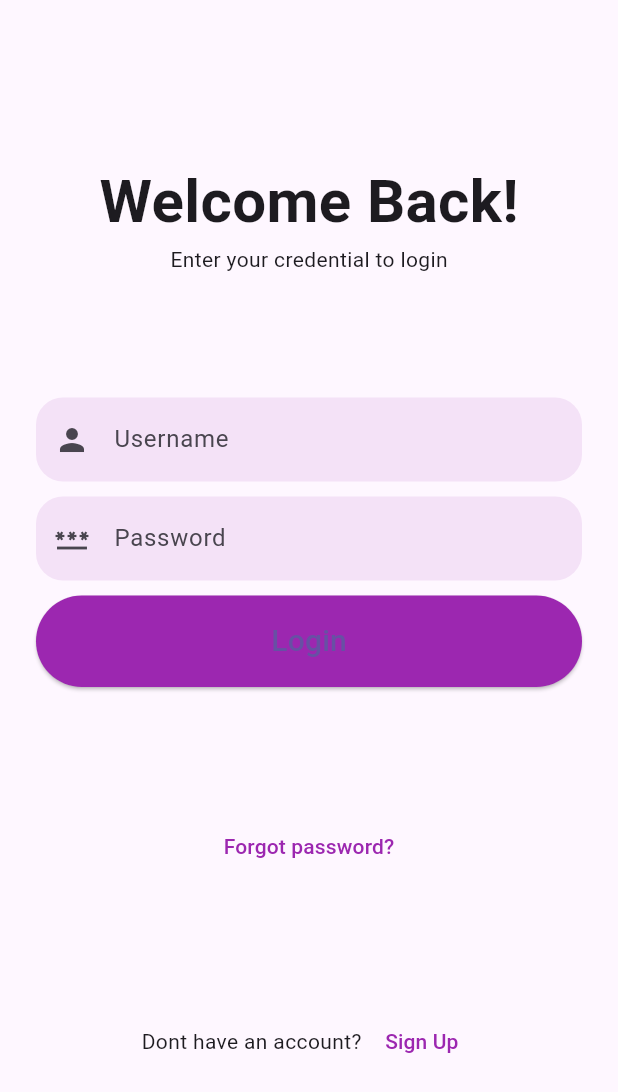
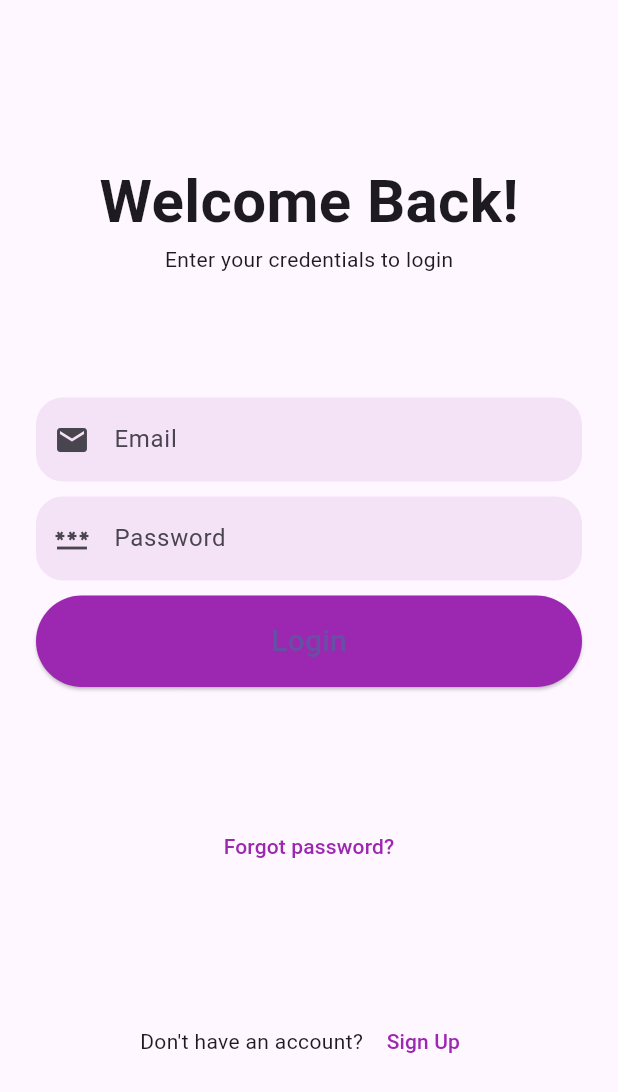
Before and after one commit to AzhaQari/eatery_v2, a Flutter app: the screen it shows after launch, on a phone screen of 412 x 824 dp. Shown: the top 1092 px of the screen. Run offline on Flutter 3.47's test engine with Material 3 defaults, Android fonts, the phone set to English and light mode, and no system bars; our stand-ins replace firebase_auth, firebase_core; missing offline and left inert: algolia; accounts and stored records are empty.

Commit message:
Add functionality that allows users to sign up and log in with their account credentials

```diff
--- a/lib/screens/login_screen.dart
+++ b/lib/screens/login_screen.dart
@@ -1,7 +1,8 @@
 import 'package:flutter/material.dart';
+import 'package:firebase_auth/firebase_auth.dart';
 
 class LoginPage extends StatelessWidget {
-  const LoginPage({super.key});
+  const LoginPage({Key? key}) : super(key: key);
 
   @override
   Widget build(BuildContext context) {
@@ -24,40 +25,47 @@ class LoginPage extends StatelessWidget {
     );
   }
 
-  _header(context) {
-    return const Column(
-      children: [
+  Widget _header(context) {
+    return Column(
+      children: const [
         Text(
           "Welcome Back!",
           style: TextStyle(fontSize: 40, fontWeight: FontWeight.bold),
         ),
-        Text("Enter your credential to login"),
+        Text("Enter your credentials to login"),
       ],
     );
   }
 
-  _inputField(context) {
+  Widget _inputField(context) {
+    TextEditingController emailController = TextEditingController();
+    TextEditingController passwordController = TextEditingController();
+
     return Column(
       crossAxisAlignment: CrossAxisAlignment.stretch,
       children: [
         TextField(
+          controller: emailController,
           decoration: InputDecoration(
-              hintText: "Username",
+            hintText: "Email",
             border: OutlineInputBorder(
               borderRadius: BorderRadius.circular(18),
-                  borderSide: BorderSide.none
+              borderSide: BorderSide.none,
             ),
             fillColor: Colors.purple.withOpacity(0.1),
             filled: true,
-              prefixIcon: const Icon(Icons.person)),
+            prefixIcon: const Icon(Icons.email),
+          ),
         ),
         const SizedBox(height: 10),
         TextField(
+          controller: passwordController,
           decoration: InputDecoration(
             hintText: "Password",
             border: OutlineInputBorder(
               borderRadius: BorderRadius.circular(18),
-                borderSide: BorderSide.none),
+              borderSide: BorderSide.none,
+            ),
             fillColor: Colors.purple.withOpacity(0.1),
             filled: true,
             prefixIcon: const Icon(Icons.password),
@@ -66,8 +74,21 @@ class LoginPage extends StatelessWidget {
         ),
         const SizedBox(height: 10),
         ElevatedButton(
-          onPressed: () {
+          onPressed: () async {
+            try {
+              // Sign in user with email and password
+              await FirebaseAuth.instance.signInWithEmailAndPassword(
+                email: emailController.text,
+                password: passwordController.text,
+              );
+              // If successful, navigate to home screen
               Navigator.pushReplacementNamed(context, '/home');
+            } catch (e) {
+              // If sign in fails, show error message
+              ScaffoldMessenger.of(context).showSnackBar(
+                SnackBar(content: Text("Failed to sign in: $e")),
+              );
+            }
           },
           style: ElevatedButton.styleFrom(
             shape: const StadiumBorder(),
@@ -83,26 +104,31 @@ class LoginPage extends StatelessWidget {
     );
   }
 
-  _forgotPassword(context) {
+  Widget _forgotPassword(context) {
     return TextButton(
       onPressed: () {
+        // Implement your forgot password functionality here
       },
-      child: const Text("Forgot password?",
+      child: const Text(
+        "Forgot password?",
         style: TextStyle(color: Colors.purple),
       ),
     );
   }
 
-  _signup(context) {
+  Widget _signup(context) {
     return Row(
       mainAxisAlignment: MainAxisAlignment.center,
       children: [
-        const Text("Dont have an account? "),
+        const Text("Don't have an account? "),
         TextButton(
           onPressed: () {
             Navigator.pushReplacementNamed(context, '/signup');
           },
-            child: const Text("Sign Up", style: TextStyle(color: Colors.purple),)
+          child: const Text(
+            "Sign Up",
+            style: TextStyle(color: Colors.purple),
+          ),
         )
       ],
     );
--- a/pubspec.yaml
+++ b/pubspec.yaml
@@ -32,9 +32,9 @@ dependencies:
     sdk: flutter
   cupertino_icons: ^1.0.6
   algolia: ^1.1.2
-  firebase_core: ^2.27.1
-  firebase_auth: ^4.17.9
-  cloud_firestore: ^4.15.9
+  firebase_core: ^2.29.0
+  firebase_auth: ^4.19.1
+  cloud_firestore: ^4.16.1
 
 
 dev_dependencies:
```
Also changed, not shown: lib/main.dart (+8 -11 lines), lib/screens/signup_screen.dart (+15 -7 lines), firebase.json (added), lib/firebase_options.dart (added), pubspec.lock, 4 other files. Lines whose indentation alone changed are shown as unchanged.
